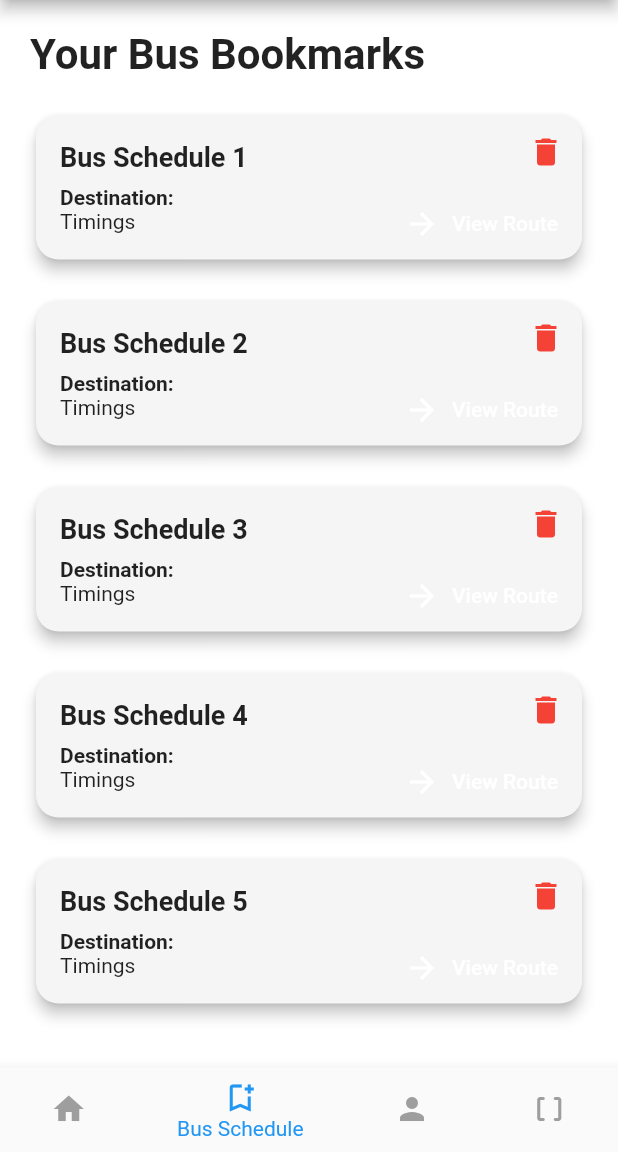
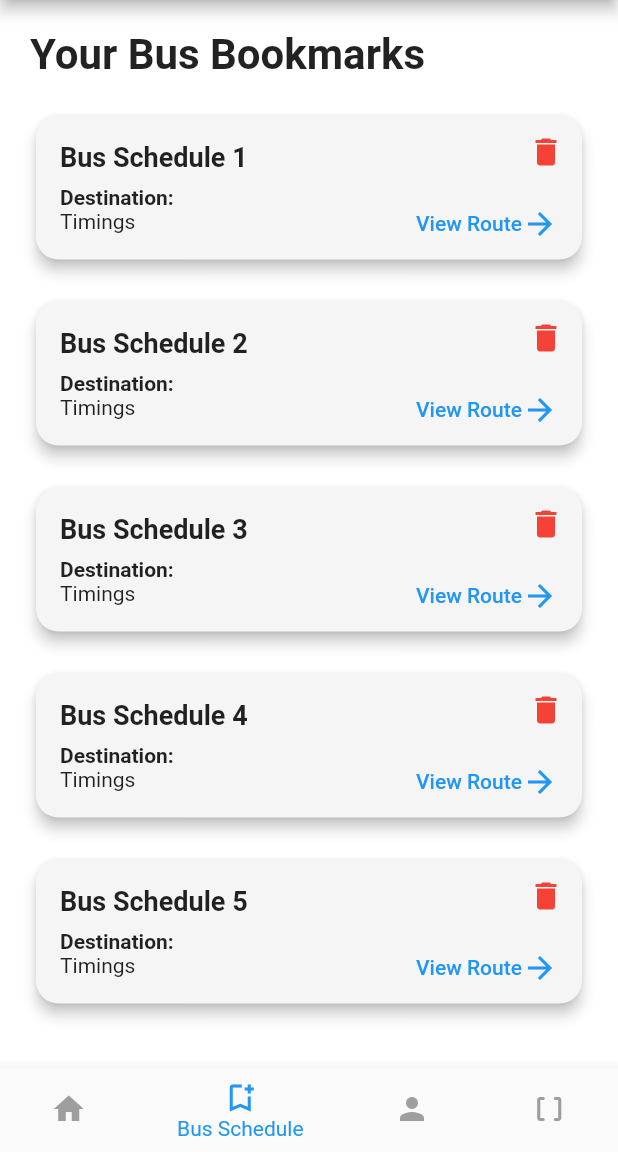
Before and after one commit to navaneethkulal8/Get_my_bus, a Flutter app: the screen it shows after launch, item 2 of the bottom bar chosen, on a phone screen of 412 x 824 dp, the part 84-1236 px from its top. Run offline on Flutter 3.47's test engine with Material 2 defaults, Android fonts, the phone set to English and light mode, and no system bars; our stand-ins replace cloud_firestore, firebase_auth, firebase_core, google_maps_flutter; accounts and stored records are empty.

Commit message:
view button modification

```diff
--- a/lib/pages/busschedulepage.dart
+++ b/lib/pages/busschedulepage.dart
@@ -73,13 +73,11 @@ class _BusSchedulePageState extends State<BusSchedulePage> {
                                       });
                                     },
                                   ),
-                                  ElevatedButton.icon(
+                                  ElevatedButton(
                                     onPressed: () {
                                       // TODO: Handle viewing the route
                                       // You can navigate to a new page or show a bottom sheet
                                     },
-                                    label: Text('View Route'),
-                                    icon: Icon(Icons.arrow_forward),
                                     style: ButtonStyle(
                                       backgroundColor:
                                           MaterialStateProperty.all(
@@ -91,6 +89,20 @@ class _BusSchedulePageState extends State<BusSchedulePage> {
                                               BorderRadius.circular(15.0),
                                         ),
                                       ),
+                                    ),
+                                    child: Row(
+                                      children: [
+                                        Text(
+                                          'View Route',
+                                          style: TextStyle(color: Colors.blue),
+                                        ),
+                                        Icon(
+                                          Icons.arrow_forward,
+                                          color: Colors.blue,
+                                        ),
+                                      ],
+                                      mainAxisAlignment:
+                                          MainAxisAlignment.spaceBetween,
                                     ),
                                   ),
                                 ],
```
